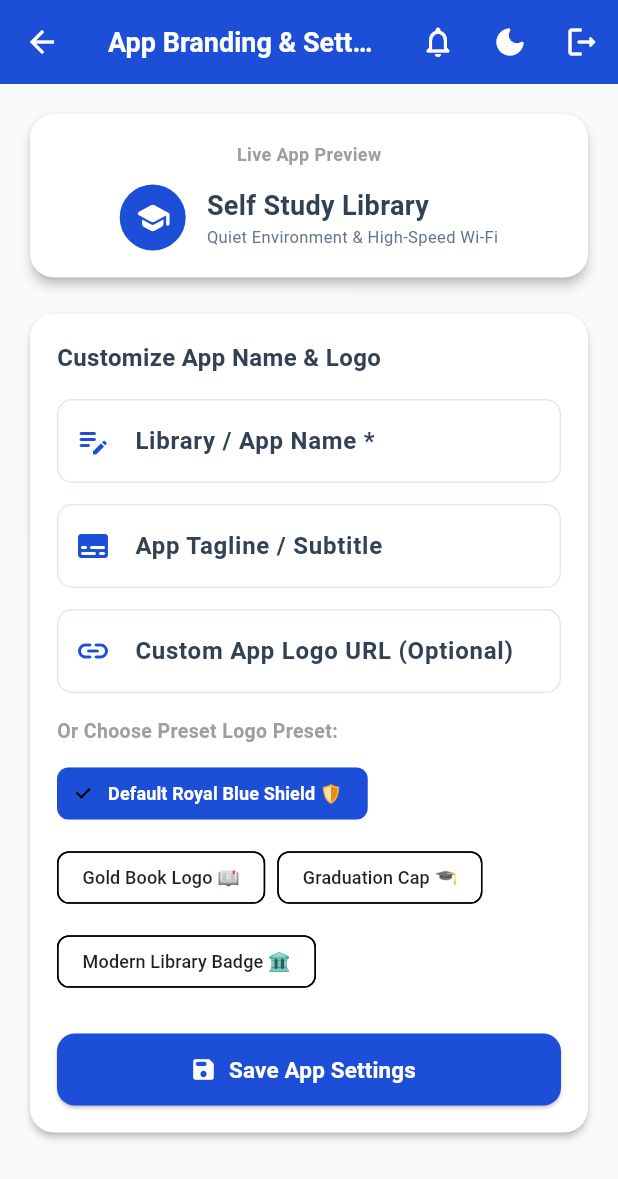
After one commit to devenswami6/library-management, a Flutter app: the AppSettingsScreen screen opened by its route, on a phone screen of 412 x 824 dp. The commit adds this screen. Shown: the top 1179 px of the screen. Run offline on Flutter 3.47's test engine with Material 3 defaults, Android fonts, the phone set to English and light mode, and no system bars; our stand-ins replace flutter_local_notifications, geolocator; missing offline and left inert: workmanager; accounts and stored records are empty; network calls fail; statements that could not run were skipped.

Commit message:
Added App Branding & Settings module allowing Admin to dynamically customize App Name, Tagline & Custom Logo Image

```diff
--- a/flutter_app/lib/main.dart
+++ b/flutter_app/lib/main.dart
@@ -26,6 +26,7 @@ import 'screens/admin_chat_threads_screen.dart';
 import 'screens/manage_students_screen.dart';
 import 'screens/manage_shifts_screen.dart';
 import 'screens/db_backup_screen.dart';
+import 'screens/app_settings_screen.dart';
 
 import 'package:workmanager/workmanager.dart';
 import 'services/notification_service.dart';
@@ -227,6 +228,7 @@ class StudyLibraryApp extends StatelessWidget {
         '/manage_students': (context) => const ManageStudentsScreen(),
         '/manage_shifts': (context) => const ManageShiftsScreen(),
         '/db_backup': (context) => const DbBackupScreen(),
+        '/app_settings': (context) => const AppSettingsScreen(),
       },
     );
   }
--- a/flutter_app/lib/screens/admin_dashboard_screen.dart
+++ b/flutter_app/lib/screens/admin_dashboard_screen.dart
@@ -285,6 +285,15 @@ class _AdminDashboardScreenState extends State<AdminDashboardScreen> {
                       color: const Color(0xFF10B981),
                       onTap: () => Navigator.of(context).pushNamed('/db_backup'),
                     ),
+                    const SizedBox(height: 10),
+
+                    _buildAdminMenuCard(
+                      title: 'App Branding & Name Settings ⚙️',
+                      subtitle: 'Customize mobile app name, tagline & custom logo image',
+                      icon: Icons.app_settings_alt_rounded,
+                      color: const Color(0xFFEC4899),
+                      onTap: () => Navigator.of(context).pushNamed('/app_settings'),
+                    ),
                     const SizedBox(height: 24),
 
                     const Center(
--- /dev/null
+++ b/flutter_app/lib/screens/app_settings_screen.dart
@@ -0,0 +1,302 @@
+import 'package:flutter/material.dart';
+import '../config/api_config.dart';
+import '../services/api_service.dart';
+import '../widgets/custom_app_bar.dart';
+
+class AppSettingsScreen extends StatefulWidget {
+  const AppSettingsScreen({Key? key}) : super(key: key);
+
+  @override
+  State<AppSettingsScreen> createState() => _AppSettingsScreenState();
+}
+
+class _AppSettingsScreenState extends State<AppSettingsScreen> {
+  final _nameController = TextEditingController();
+  final _taglineController = TextEditingController();
+  final _logoUrlController = TextEditingController();
+
+  bool _isLoading = true;
+  bool _isSaving = false;
+
+  final List<Map<String, String>> _presetLogos = [
+    {
+      'name': 'Default Royal Blue Shield 🛡️',
+      'url': '',
+    },
+    {
+      'name': 'Gold Book Logo 📖',
+      'url': 'https://img.icons8.com/color/96/open-book.png',
+    },
+    {
+      'name': 'Graduation Cap 🎓',
+      'url': 'https://img.icons8.com/color/96/graduation-cap.png',
+    },
+    {
+      'name': 'Modern Library Badge 🏛️',
+      'url': 'https://img.icons8.com/color/96/library.png',
+    },
+  ];
+
+  @override
+  void initState() {
+    super.initState();
+    _fetchAppSettings();
+  }
+
+  @override
+  void dispose() {
+    _nameController.dispose();
+    _taglineController.dispose();
+    _logoUrlController.dispose();
+    super.dispose();
+  }
+
+  Future<void> _fetchAppSettings() async {
+    setState(() => _isLoading = true);
+    final res = await ApiService.getAppSettings();
+    if (mounted) {
+      if (res['success'] == true && res['settings'] != null) {
+        final settings = res['settings'];
+        _nameController.text = settings['app_name'] ?? 'Self Study Library';
+        _taglineController.text = settings['app_tagline'] ?? 'Quiet Environment & High-Speed Wi-Fi';
+        _logoUrlController.text = settings['app_logo_url'] ?? '';
+      }
+      setState(() => _isLoading = false);
+    }
+  }
+
+  void _handleSaveSettings() async {
+    final appName = _nameController.text.trim();
+    final tagline = _taglineController.text.trim();
+    final logoUrl = _logoUrlController.text.trim();
+
+    if (appName.isEmpty) {
+      ScaffoldMessenger.of(context).showSnackBar(
+        const SnackBar(content: Text('App Name cannot be empty.')),
+      );
+      return;
+    }
+
+    setState(() => _isSaving = true);
+    final res = await ApiService.updateAppSettings(
+      appName: appName,
+      appLogoUrl: logoUrl,
+      appTagline: tagline,
+    );
+    setState(() => _isSaving = false);
+
+    if (mounted) {
+      if (res['success'] == true) {
+        ScaffoldMessenger.of(context).showSnackBar(
+          SnackBar(
+            content: Text(res['message'] ?? 'App Name & Logo updated successfully!'),
+            backgroundColor: AppColors.statusSuccess,
+          ),
+        );
+      } else {
+        ScaffoldMessenger.of(context).showSnackBar(
+          SnackBar(content: Text(res['message'] ?? 'Failed to save app settings.')),
+        );
+      }
+    }
+  }
+
+  @override
+  Widget build(BuildContext context) {
+    final isDark = Theme.of(context).brightness == Brightness.dark;
+
+    return Scaffold(
+      appBar: const CustomAppBar(title: 'App Branding & Settings ⚙️'),
+      body: _isLoading
+          ? const Center(child: CircularProgressIndicator(color: AppColors.primaryIndigo))
+          : SingleChildScrollView(
+              padding: const EdgeInsets.all(16.0),
+              child: Column(
+                crossAxisAlignment: CrossAxisAlignment.stretch,
+                children: [
+                  // 1. Live Branding Preview Header Card
+                  Card(
+                    elevation: 3,
+                    shape: RoundedRectangleBorder(borderRadius: BorderRadius.circular(16)),
+                    color: isDark ? AppColors.darkCard : Colors.white,
+                    child: Padding(
+                      padding: const EdgeInsets.all(18.0),
+                      child: Column(
+                        children: [
+                          const Text(
+                            'Live App Preview',
+                            style: TextStyle(fontSize: 12, fontWeight: FontWeight.bold, color: Colors.grey),
+                          ),
+                          const SizedBox(height: 12),
+                          Row(
+                            mainAxisAlignment: MainAxisAlignment.center,
+                            children: [
+                              _logoUrlController.text.isNotEmpty
+                                  ? Image.network(
+                                      _logoUrlController.text,
+                                      width: 44,
+                                      height: 44,
+                                      errorBuilder: (_, __, ___) => const CircleAvatar(
+                                        radius: 22,
+                                        backgroundColor: AppColors.primaryIndigo,
+                                        child: Icon(Icons.school_rounded, color: Colors.white, size: 24),
+                                      ),
+                                    )
+                                  : const CircleAvatar(
+                                      radius: 22,
+                                      backgroundColor: AppColors.primaryIndigo,
+                                      child: Icon(Icons.school_rounded, color: Colors.white, size: 24),
+                                    ),
+                              const SizedBox(width: 14),
+                              Flexible(
+                                child: Column(
+                                  crossAxisAlignment: CrossAxisAlignment.start,
+                                  children: [
+                                    Text(
+                                      _nameController.text.isEmpty ? 'Self Study Library' : _nameController.text,
+                                      style: const TextStyle(fontSize: 18, fontWeight: FontWeight.bold),
+                                      maxLines: 1,
+                                      overflow: TextOverflow.ellipsis,
+                                    ),
+                                    Text(
+                                      _taglineController.text.isEmpty
+                                          ? 'Quiet Environment & High-Speed Wi-Fi'
+                                          : _taglineController.text,
+                                      style: TextStyle(
+                                        fontSize: 11,
+                                        color: isDark ? const Color(0xFF94A3B8) : const Color(0xFF64748B),
+                                      ),
+                                      maxLines: 1,
+                                      overflow: TextOverflow.ellipsis,
+                                    ),
+                                  ],
+                                ),
+                              ),
+                            ],
+                          ),
+                        ],
+                      ),
+                    ),
+                  ),
+                  const SizedBox(height: 16),
+
+                  // 2. Settings Form Card
+                  Card(
+                    elevation: 2,
+                    shape: RoundedRectangleBorder(borderRadius: BorderRadius.circular(16)),
+                    color: isDark ? AppColors.darkCard : Colors.white,
+                    child: Padding(
+                      padding: const EdgeInsets.all(18.0),
+                      child: Column(
+                        crossAxisAlignment: CrossAxisAlignment.start,
+                        children: [
+                          const Text(
+                            'Customize App Name & Logo',
+                            style: TextStyle(fontSize: 16, fontWeight: FontWeight.bold),
+                          ),
+                          const SizedBox(height: 16),
+
+                          // App Name Field
+                          TextField(
+                            controller: _nameController,
+                            onChanged: (_) => setState(() {}),
+                            decoration: const InputDecoration(
+                              labelText: 'Library / App Name *',
+                              hintText: 'e.g. Keshav Self-Study Space',
+                              prefixIcon: Icon(Icons.edit_note_rounded, color: AppColors.primaryIndigo),
+                              border: OutlineInputBorder(),
+                            ),
+                          ),
+                          const SizedBox(height: 14),
+
+                          // App Tagline Field
+                          TextField(
+                            controller: _taglineController,
+                            onChanged: (_) => setState(() {}),
+                            decoration: const InputDecoration(
+                              labelText: 'App Tagline / Subtitle',
+                              hintText: 'e.g. AC Study Hall & 24/7 Wi-Fi',
+                              prefixIcon: Icon(Icons.subtitles_rounded, color: AppColors.primaryIndigo),
+                              border: OutlineInputBorder(),
+                            ),
+                          ),
+                          const SizedBox(height: 14),
+
+                          // Custom Logo URL Field
+                          TextField(
+                            controller: _logoUrlController,
+                            onChanged: (_) => setState(() {}),
+                            decoration: const InputDecoration(
+                              labelText: 'Custom App Logo URL (Optional)',
+                              hintText: 'https://example.com/logo.png',
+                              prefixIcon: Icon(Icons.link_rounded, color: AppColors.primaryIndigo),
+                              border: OutlineInputBorder(),
+                            ),
+                          ),
+                          const SizedBox(height: 16),
+
+                          // Preset Logo Picker Chips
+                          const Text(
+                            'Or Choose Preset Logo Preset:',
+                            style: TextStyle(fontSize: 13, fontWeight: FontWeight.bold, color: Colors.grey),
+                          ),
+                          const SizedBox(height: 8),
+                          Wrap(
+                            spacing: 8,
+                            runSpacing: 8,
+                            children: _presetLogos.map((preset) {
+                              final isSelected = _logoUrlController.text == preset['url'];
+                              return ChoiceChip(
+                                label: Text(preset['name']!),
+                                selected: isSelected,
+                                selectedColor: AppColors.primaryIndigo,
+                                labelStyle: TextStyle(
+                                  color: isSelected ? Colors.white : (isDark ? Colors.white70 : Colors.black87),
+                                  fontWeight: isSelected ? FontWeight.bold : FontWeight.w500,
+                                  fontSize: 12,
+                                ),
+                                onSelected: (val) {
+                                  if (val) {
+                                    setState(() {
+                                      _logoUrlController.text = preset['url']!;
+                                    });
+                                  }
+                                },
+                              );
+                            }).toList(),
+                          ),
+                          const SizedBox(height: 24),
+
+                          // Save Settings Button
+                          SizedBox(
+                            width: double.infinity,
+                            height: 48,
+                            child: ElevatedButton.icon(
+                              onPressed: _isSaving ? null : _handleSaveSettings,
+                              icon: const Icon(Icons.save_rounded, color: Colors.white),
+                              label: _isSaving
+                                  ? const SizedBox(
+                                      height: 20,
+                                      width: 20,
+                                      child: CircularProgressIndicator(color: Colors.white, strokeWidth: 2),
+                                    )
+                                  : const Text(
+                                      'Save App Settings',
+                                      style: TextStyle(fontSize: 15, fontWeight: FontWeight.bold, color: Colors.white),
+                                    ),
+                              style: ElevatedButton.styleFrom(
+                                backgroundColor: AppColors.primaryIndigo,
+                                shape: RoundedRectangleBorder(borderRadius: BorderRadius.circular(12)),
+                              ),
+                            ),
+                          ),
+                        ],
+                      ),
+                    ),
+                  ),
+                ],
+              ),
+            ),
+    );
+  }
+}
--- a/flutter_app/lib/services/api_service.dart
+++ b/flutter_app/lib/services/api_service.dart
@@ -634,4 +634,36 @@ class ApiService {
       return {'success': false, 'message': 'Failed to load notifications: $e'};
     }
   }
+
+  static Future<Map<String, dynamic>> getAppSettings() async {
+    try {
+      final response = await http.get(
+        Uri.parse('${ApiConfig.jsonAdmin}?action=get_app_settings'),
+      );
+      return jsonDecode(response.body);
+    } catch (e) {
+      return {'success': false, 'message': 'Failed to fetch app settings: $e'};
+    }
+  }
+
+  static Future<Map<String, dynamic>> updateAppSettings({
+    required String appName,
+    required String appLogoUrl,
+    required String appTagline,
+  }) async {
+    try {
+      final response = await http.post(
+        Uri.parse(ApiConfig.jsonAdmin),
+        body: {
+          'action': 'update_app_settings',
+          'app_name': appName,
+          'app_logo_url': appLogoUrl,
+          'app_tagline': appTagline,
+        },
+      );
+      return jsonDecode(response.body);
+    } catch (e) {
+      return {'success': false, 'message': 'Failed to update app settings: $e'};
+    }
+  }
 }
```
Also changed, not shown: 2 other files.
